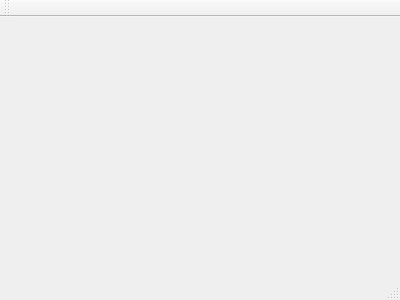
This is mainwindow.ui in rosly/gabinet as Qt 5 draws it before an edit. The edited form follows.
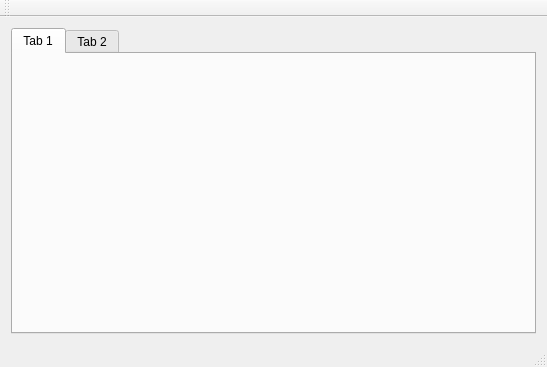
This is the edited form.

The edit to the form file:
```diff
--- a/mainwindow.ui
+++ b/mainwindow.ui
@@ -1,24 +1,69 @@
 <ui version="4.0">
  <class>MainWindow</class>
- <widget class="QMainWindow" name="MainWindow" >
-  <property name="geometry" >
+ <widget class="QMainWindow" name="MainWindow">
+  <property name="geometry">
    <rect>
     <x>0</x>
     <y>0</y>
-    <width>400</width>
-    <height>300</height>
+    <width>547</width>
+    <height>367</height>
    </rect>
   </property>
   <property name="windowTitle" >
    <string>MainWindow</string>
   </property>
-  <widget class="QMenuBar" name="menuBar" />
-  <widget class="QToolBar" name="mainToolBar" />
-  <widget class="QWidget" name="centralWidget" />
-  <widget class="QStatusBar" name="statusBar" />
+  <widget class="QWidget" name="centralWidget">
+   <property name="sizePolicy">
+    <sizepolicy hsizetype="Preferred" vsizetype="Preferred">
+     <horstretch>0</horstretch>
+     <verstretch>0</verstretch>
+    </sizepolicy>
+   </property>
+   <property name="maximumSize">
+    <size>
+     <width>892</width>
+     <height>16777215</height>
+    </size>
+   </property>
+   <layout class="QVBoxLayout" name="verticalLayout_3">
+    <item>
+     <widget class="QTabWidget" name="tabWidget">
+      <widget class="QWidget" name="tab">
+       <attribute name="title">
+        <string>Tab 1</string>
+       </attribute>
+       <layout class="QVBoxLayout" name="verticalLayout_2"/>
+      </widget>
+      <widget class="QWidget" name="tab_2">
+       <attribute name="title">
+        <string>Tab 2</string>
+       </attribute>
+      </widget>
+     </widget>
+    </item>
+   </layout>
+  </widget>
+  <widget class="QMenuBar" name="menuBar">
+   <property name="geometry">
+    <rect>
+     <x>0</x>
+     <y>0</y>
+     <width>547</width>
+     <height>27</height>
+    </rect>
+   </property>
+  </widget>
+  <widget class="QToolBar" name="mainToolBar">
+   <attribute name="toolBarArea">
+    <enum>TopToolBarArea</enum>
+   </attribute>
+   <attribute name="toolBarBreak">
+    <bool>false</bool>
+   </attribute>
+  </widget>
+  <widget class="QStatusBar" name="statusBar"/>
  </widget>
- <layoutDefault spacing="6" margin="11" />
- <pixmapfunction></pixmapfunction>
+ <layoutdefault spacing="6" margin="11"/>
  <resources/>
  <connections/>
 </ui>
```
Left out of the diff: 3 changed lines with no effect on the pictures.
